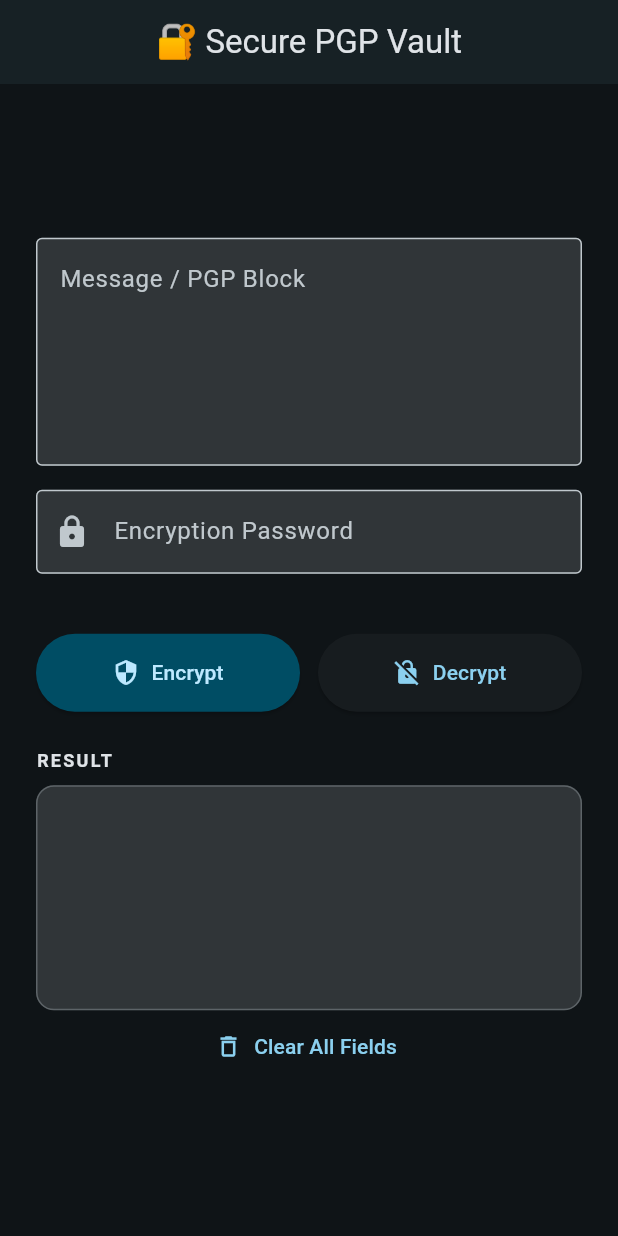
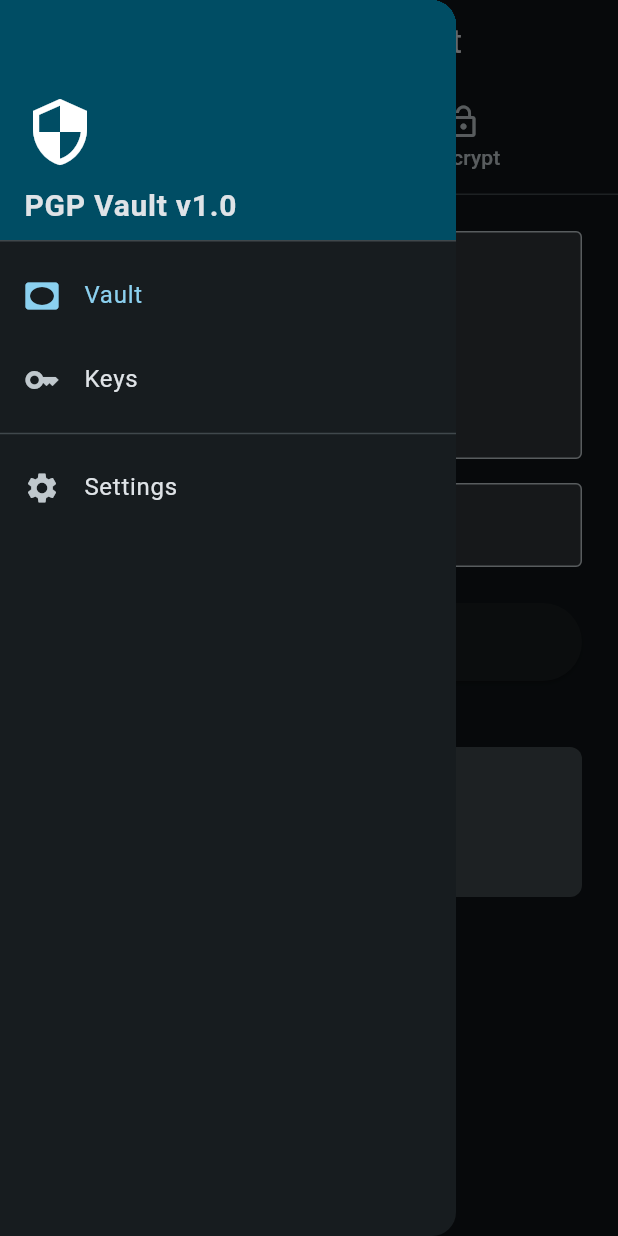
Before and after one commit to rock123down/secure_pgp_app, a Flutter app: the screen it shows after launch, with the side drawer open (before the commit the screen has no drawer), on a phone screen of 412 x 824 dp. Run offline on Flutter 3.47's test engine with Material 3 defaults, Android fonts, the phone set to English and light mode, and no system bars; missing offline and left inert: openpgp.

Commit message:
UI: Added Tabbed navigation, Sidebar, and Key Management screen. Fixed TabController crash.

```diff
--- a/lib/main.dart
+++ b/lib/main.dart
@@ -1,6 +1,6 @@
 import 'package:flutter/material.dart';
+import 'package:flutter/services.dart';
 import 'encryption_service.dart';
-import 'package:flutter/services.dart';
 
 void main() {
   runApp(const EncryptionApp());
@@ -8,11 +8,11 @@ void main() {
 
 class EncryptionApp extends StatelessWidget {
   const EncryptionApp({super.key});
+
   @override
   Widget build(BuildContext context) {
     return MaterialApp(
-      debugShowCheckedModeBanner: false, // Cleaner UI
-      title: 'Secure PGP Vault',
+      debugShowCheckedModeBanner: false,
       themeMode: ThemeMode.dark,
       theme: ThemeData(
         useMaterial3: true,
@@ -21,7 +21,7 @@ class EncryptionApp extends StatelessWidget {
         inputDecorationTheme: const InputDecorationTheme(
           border: OutlineInputBorder(),
           filled: true,
-        )
+        ),
       ),
       home: const EncryptionHome(),
     );
@@ -35,98 +35,107 @@ class EncryptionHome extends StatefulWidget {
 }
 
 class _EncryptionHomeState extends State<EncryptionHome> {
+  // Shared Controllers/State
   final TextEditingController _textController = TextEditingController();
   final TextEditingController _passwordController = TextEditingController();
   String _result = "";
   String _statusMessage = "";
-
-  void _handleEncrypt() async {
-    // 1. Check if password is empty
-    if (_passwordController.text.isEmpty) {
-      setState(() => _statusMessage = "Error: Please enter a password to encrypt.");
-      return;
-    }
-
-    // 2. Clear status and encrypt
-    setState(() => _statusMessage = "Encrypting...");
-    final encrypted = await EncryptionService.encryptSymmetric(
-        _textController.text, _passwordController.text);
-
-    setState(() {
-      _result = encrypted;
-      _statusMessage = "Encrypted successfully!";
-    });
-  }
-
-  void _handleDecrypt() async {
-    // 1. Pre-flight checks
-    if (!_result.contains("-----BEGIN PGP MESSAGE-----")) {
-      setState(() => _statusMessage = "Error: No PGP message found to decrypt!");
-      return;
-    }
-
-    if (_passwordController.text.isEmpty) {
-      setState(() => _statusMessage = "Error: Password is required for decryption.");
-      return;
-    }
-
-    setState(() => _statusMessage = "Decrypting...");
-
-    // 2. Attempt Decryption
-    final decrypted = await EncryptionService.decryptSymmetric(
-        _result, _passwordController.text);
-
-    setState(() {
-      if (decrypted.contains("Decryption failed")) {
-        _statusMessage = "Incorrect password. Please try again.";
-      } else {
-        _result = decrypted;
-        _statusMessage = "Decryption Successful!";
-      }
-    });
-  }
+  int _selectedDrawerIndex = 0;
 
   void _copyToClipboard() {
     if (_result.isNotEmpty) {
       Clipboard.setData(ClipboardData(text: _result));
-
-      // Show a quick confirmation at the bottom of the screen
       ScaffoldMessenger.of(context).showSnackBar(
         const SnackBar(
           content: Text("Copied to clipboard!"),
-          duration: Duration(seconds: 2),
           behavior: SnackBarBehavior.floating,
         ),
       );
     }
   }
 
+  void _handleEncrypt() async {
+    if (_passwordController.text.isEmpty) {
+      setState(() => _statusMessage = "Error: Password required");
+      return;
+    }
+    final encrypted = await EncryptionService.encryptSymmetric(
+        _textController.text, _passwordController.text);
+    setState(() {
+      _result = encrypted;
+      _statusMessage = "Encrypted successfully";
+    });
+  }
+
+  void _handleDecrypt() async {
+    String source = _textController.text.contains("-----BEGIN PGP")
+        ? _textController.text
+        : _result;
+    if (!source.contains("-----BEGIN PGP")) {
+      setState(() => _statusMessage = "Error: No PGP message found");
+      return;
+    }
+    final decrypted = await EncryptionService.decryptSymmetric(
+        source, _passwordController.text);
+    setState(() {
+      _result = decrypted;
+      _statusMessage = "Decryption successful";
+    });
+  }
+
   @override
   Widget build(BuildContext context) {
-    // Use the theme colors to keep things consistent
-    final colorScheme = Theme.of(context).colorScheme;
+    // FIX: DefaultTabController must wrap the Scaffold to provide
+    // the coordinate system for TabBar and TabBarView.
+    return DefaultTabController(
+      length: 2,
+      child: Scaffold(
+        appBar: AppBar(
+          title: Text(_selectedDrawerIndex == 0
+              ? "🔐 Secure PGP Vault"
+              : "🔑 Key Management"),
+          centerTitle: true,
+          // Only show TabBar if the "Vault" (index 0) is selected
+          bottom: _selectedDrawerIndex == 0
+              ? const TabBar(
+            tabs: [
+              Tab(icon: Icon(Icons.lock), text: "Encrypt"),
+              Tab(icon: Icon(Icons.lock_open), text: "Decrypt"),
+            ],
+          )
+              : null,
+        ),
+        drawer: _buildSideMenu(),
+        body: _selectedDrawerIndex == 0
+            ? TabBarView(
+          children: [
+            _buildActionPage(isEncrypt: true),
+            _buildActionPage(isEncrypt: false),
+          ],
+        )
+            : _buildKeysScreen(),
+      ),
+    );
+  }
 
-    return Scaffold(
-      appBar: AppBar(
-        title: const Text("🔐 Secure PGP Vault"),
-        centerTitle: true,
-        elevation: 2,
-      ),
-      body: Center(
+  Widget _buildActionPage({required bool isEncrypt}) {
+    return SingleChildScrollView(
+      padding: const EdgeInsets.all(24.0),
+      child: Center(
         child: ConstrainedBox(
-          // On Desktop/Ubuntu, this prevents the UI from stretching too wide
           constraints: const BoxConstraints(maxWidth: 600),
-          child: SingleChildScrollView(
-            padding: const EdgeInsets.all(24.0),
           child: Column(
             crossAxisAlignment: CrossAxisAlignment.stretch,
             children: [
               TextField(
                 controller: _textController,
-                  maxLines: 5, // Better for long messages
-                  decoration: const InputDecoration(
-                    labelText: "Message / PGP Block",
-                    alignLabelWithHint: true,
+                maxLines: 5,
+                decoration: InputDecoration(
+                  labelText:
+                  isEncrypt ? "Text to Encrypt" : "PGP Message to Decrypt",
+                  hintText: isEncrypt
+                      ? "Enter secret message..."
+                      : "-----BEGIN PGP MESSAGE-----...",
                 ),
               ),
               const SizedBox(height: 16),
@@ -134,118 +143,144 @@ class _EncryptionHomeState extends State<EncryptionHome> {
                 controller: _passwordController,
                 obscureText: true,
                 decoration: const InputDecoration(
-                    labelText: "Encryption Password",
-                    prefixIcon: Icon(Icons.lock),
-                  ),
-                ),
-                const SizedBox(height: 16),
-
-                // Status Message Area
-                if (_statusMessage.isNotEmpty)
-                  Container(
-                    padding: const EdgeInsets.all(10),
-                    decoration: BoxDecoration(
-                      color: _statusMessage.contains("Error")
-                          ? Colors.redAccent.withOpacity(0.1)
-                          : Colors.greenAccent.withOpacity(0.1),
-                      borderRadius: BorderRadius.circular(8),
-                    ),
-                    child: Text(
-                      _statusMessage,
-                      textAlign: TextAlign.center,
-                      style: TextStyle(
-                        color: _statusMessage.contains("Error")
-                            ? Colors.redAccent
-                            : Colors.greenAccent,
-                      ),
-                    ),
-                  ),
-
-                const SizedBox(height: 24),
-                Row(
-                  children: [
-                    Expanded(
-                      child: ElevatedButton.icon(
-                        onPressed: _handleEncrypt,
-                        icon: const Icon(Icons.security),
-                        label: const Text("Encrypt"),
-                        style: ElevatedButton.styleFrom(
-                          padding: const EdgeInsets.symmetric(vertical: 16),
-                          backgroundColor: colorScheme.primaryContainer,
-                          foregroundColor: colorScheme.onPrimaryContainer,
-                        ),
-                      ),
-                    ),
-                    const SizedBox(width: 12),
-                    Expanded(
-                      child: ElevatedButton.icon(
-                        onPressed: _handleDecrypt,
-                        icon: const Icon(Icons.no_encryption_gmailerrorred),
-                        label: const Text("Decrypt"),
-                        style: ElevatedButton.styleFrom(
-                          padding: const EdgeInsets.symmetric(vertical: 16),
-                        ),
-                      ),
-                    ),
-                  ],
+                    labelText: "Password", prefixIcon: Icon(Icons.key)),
               ),
               const SizedBox(height: 24),
-                Row(
-                  mainAxisAlignment: MainAxisAlignment.spaceBetween,
-                  children: [
-                    const Text(
-                      "RESULT",
-                      style: TextStyle(
-                        letterSpacing: 1.5,
-                        fontSize: 12,
-                        fontWeight: FontWeight.bold,
+              ElevatedButton.icon(
+                onPressed: isEncrypt ? _handleEncrypt : _handleDecrypt,
+                icon: Icon(isEncrypt ? Icons.security : Icons.vpn_key),
+                label: Text(isEncrypt ? "Encrypt Data" : "Decrypt Data"),
+                style: ElevatedButton.styleFrom(
+                    padding: const EdgeInsets.symmetric(vertical: 16)),
               ),
-                    ),
-
-                    if (_result.isNotEmpty)
-                      IconButton(
-                        visualDensity: VisualDensity.compact,
-                        onPressed: _copyToClipboard,
-                        icon: const Icon(Icons.copy_all, size: 20),
-                        tooltip: "Copy to Clipboard",
-                        color: colorScheme.primary,
-                      ),
+              const SizedBox(height: 24),
+              _buildResultSection(),
             ],
-                ),
-                const SizedBox(height: 8),
-                Container(
-                  padding: const EdgeInsets.all(12),
-                  decoration: BoxDecoration(
-                    color: colorScheme.surfaceContainerHighest,
-                    borderRadius: BorderRadius.circular(12),
-                    border: Border.all(color: colorScheme.outline.withOpacity(0.5)),
-                  ),
-                  constraints: const BoxConstraints(minHeight: 150, maxHeight: 300),
-                  child: SingleChildScrollView(
-                    child: SelectableText(
-                      _result,
-                      style: const TextStyle(fontFamily: 'monospace', fontSize: 13),
-                    ),
-                  ),
-                ),
-                // Clear Button
-                TextButton.icon(
-                  onPressed: () {
-                    setState(() {
-                      _textController.clear();
-                      _passwordController.clear();
-                      _result = "";
-                      _statusMessage = "";
-                    });
-                  },
-                  icon: const Icon(Icons.delete_outline),
-                  label: const Text("Clear All Fields"),
-                ),
-              ],
-            ),
           ),
         ),
       ),
     );
   }
+
+  Widget _buildResultSection() {
+    return Column(
+      crossAxisAlignment: CrossAxisAlignment.stretch,
+      children: [
+        Row(
+          mainAxisAlignment: MainAxisAlignment.spaceBetween,
+          children: [
+            const Text("RESULT",
+                style: TextStyle(fontWeight: FontWeight.bold, letterSpacing: 1.2)),
+            if (_result.isNotEmpty)
+              IconButton(icon: const Icon(Icons.copy), onPressed: _copyToClipboard),
+          ],
+        ),
+        Container(
+          padding: const EdgeInsets.all(12),
+          decoration: BoxDecoration(
+            color: Theme.of(context).colorScheme.surfaceVariant,
+            borderRadius: BorderRadius.circular(8),
+          ),
+          constraints: const BoxConstraints(minHeight: 100, maxHeight: 200),
+          child: SingleChildScrollView(
+              child: SelectableText(_result,
+                  style: const TextStyle(fontFamily: 'monospace'))),
+        ),
+        if (_statusMessage.isNotEmpty)
+          Padding(
+            padding: const EdgeInsets.only(top: 8),
+            child: Text(_statusMessage,
+                style: TextStyle(
+                    color: _statusMessage.contains("Error")
+                        ? Colors.red
+                        : Colors.green)),
+          ),
+      ],
+    );
   }
+
+  Widget _buildSideMenu() {
+    return Drawer(
+        child: ListView(
+          padding: EdgeInsets.zero,
+          children: [
+            DrawerHeader(
+              decoration: BoxDecoration(
+                  color: Theme.of(context).colorScheme.primaryContainer),
+              child: Column(
+                crossAxisAlignment: CrossAxisAlignment.start,
+                mainAxisAlignment: MainAxisAlignment.end,
+                children: const [
+                  Icon(Icons.security, size: 48),
+                  SizedBox(height: 10),
+                  Text("PGP Vault v1.0",
+                      style: TextStyle(fontSize: 20, fontWeight: FontWeight.bold)),
+                ],
+              ),
+            ),
+            ListTile(
+              leading: const Icon(Icons.vignette),
+              title: const Text("Vault"),
+              selected: _selectedDrawerIndex == 0,
+              onTap: () {
+                setState(() => _selectedDrawerIndex = 0);
+                Navigator.pop(context);
+              },
+            ),
+            ListTile(
+              leading: const Icon(Icons.key),
+              title: const Text("Keys"),
+              selected: _selectedDrawerIndex == 1,
+              onTap: () {
+                setState(() => _selectedDrawerIndex = 1);
+                Navigator.pop(context);
+              },
+            ),
+            const Divider(),
+            ListTile(
+              leading: const Icon(Icons.settings),
+              title: const Text("Settings"),
+              onTap: () => Navigator.pop(context),
+            ),
+          ],
+        ));
+  }
+
+  Widget _buildKeysScreen() {
+    final List<Map<String, String>> mockKeys = [
+      {"name": "John Doe", "id": "0x8F2D1A", "type": "Private/Public"},
+      {"name": "Jane Smith", "id": "0x3C4B92", "type": "Public Key"}, // Fixed typo 'is' to 'id'
+    ];
+
+    return Padding(
+      padding: const EdgeInsets.all(16.0),
+      child: Column(
+        children: [
+          Expanded(
+            child: ListView.builder(
+              itemCount: mockKeys.length,
+              itemBuilder: (context, index) {
+                return Card(
+                  child: ListTile(
+                    leading: const Icon(Icons.vpn_key_outlined),
+                    title: Text(mockKeys[index]['name']!),
+                    subtitle: Text(
+                        "ID: ${mockKeys[index]['id']} • ${mockKeys[index]['type']}"),
+                    trailing: const Icon(Icons.more_vert),
+                  ),
+                );
+              },
+            ),
+          ),
+          FloatingActionButton.extended(
+            onPressed: () {
+              // Logic for generating a new key pair will go here
+            },
+            label: const Text("Generate New Key"),
+            icon: const Icon(Icons.add),
+          ),
+        ],
+      ),
+    );
+  }
+}
```
Lines whose indentation alone changed are shown as unchanged.
